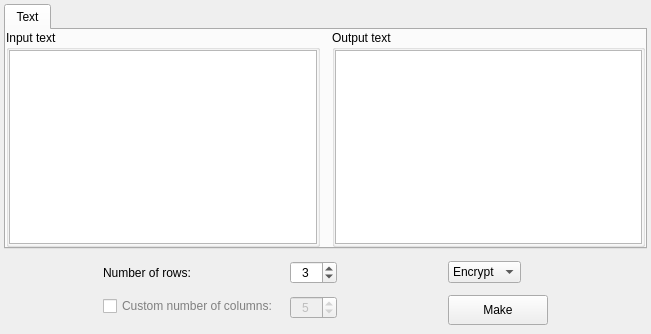
Above: app/gui/symmetric/scytale/scytale.ui from vasilypht/crypto-methods before the change. Below: the same form after it.
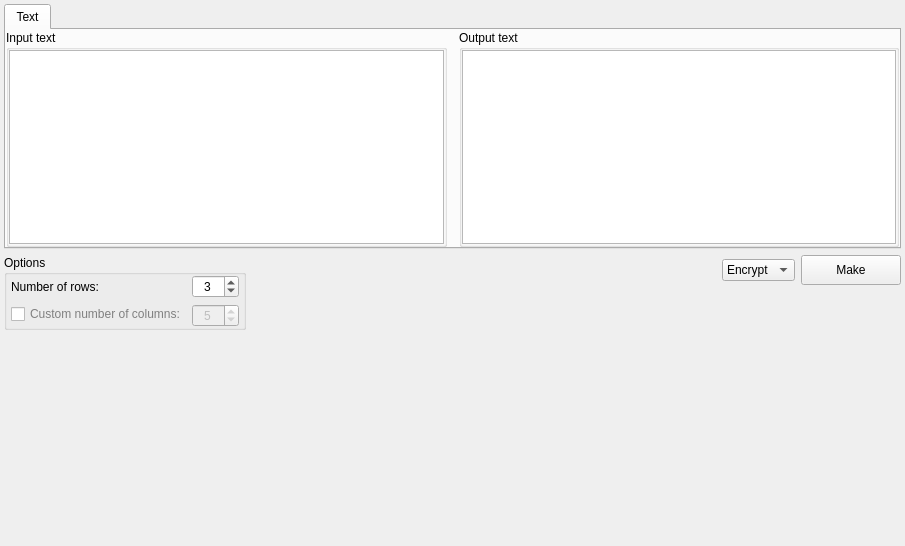
That is the form after the change.

Commit message: (Scytale) Module redesign. Design in the form of a class, as well as a redesign of the widget

```diff
--- a/app/gui/symmetric/scytale/scytale.ui
+++ b/app/gui/symmetric/scytale/scytale.ui
@@ -1,22 +1,19 @@
 <?xml version="1.0" encoding="UTF-8"?>
 <ui version="4.0">
- <class>scytale</class>
- <widget class="QWidget" name="scytale">
+ <class>Scytale</class>
+ <widget class="QWidget" name="Scytale">
   <property name="geometry">
    <rect>
     <x>0</x>
     <y>0</y>
-    <width>651</width>
-    <height>334</height>
+    <width>905</width>
+    <height>546</height>
    </rect>
   </property>
   <property name="windowTitle">
    <string>Form</string>
   </property>
-  <layout class="QVBoxLayout" name="verticalLayout_2">
-   <property name="spacing">
-    <number>12</number>
-   </property>
+  <layout class="QVBoxLayout" name="verticalLayout_4">
    <property name="leftMargin">
     <number>4</number>
    </property>
@@ -29,8 +26,14 @@
    <property name="bottomMargin">
     <number>4</number>
    </property>
-   <item alignment="Qt::AlignTop">
+   <item>
     <widget class="QTabWidget" name="tab_widget">
+     <property name="maximumSize">
+      <size>
+       <width>16777215</width>
+       <height>400</height>
+      </size>
+     </property>
      <widget class="QWidget" name="tab_text">
       <attribute name="title">
        <string>Text</string>
@@ -116,20 +119,36 @@
    <item>
     <layout class="QHBoxLayout" name="horizontal_layout_1">
      <item>
-      <spacer name="horizontal_spacer_1">
-       <property name="orientation">
-        <enum>Qt::Horizontal</enum>
-       </property>
-       <property name="sizeHint" stdset="0">
-        <size>
-         <width>40</width>
-         <height>20</height>
-        </size>
-       </property>
-      </spacer>
-     </item>
+      <layout class="QVBoxLayout" name="vertical_layout_2">
+       <item>
+        <widget class="QGroupBox" name="group_box_options">
+         <property name="title">
+          <string>Options</string>
+         </property>
+         <layout class="QVBoxLayout" name="verticalLayout">
+          <property name="leftMargin">
+           <number>0</number>
+          </property>
+          <property name="topMargin">
+           <number>0</number>
+          </property>
+          <property name="rightMargin">
+           <number>0</number>
+          </property>
+          <property name="bottomMargin">
+           <number>0</number>
+          </property>
      <item>
-      <layout class="QFormLayout" name="form_layout_1">
+           <layout class="QFormLayout" name="form_layout_options">
+            <property name="fieldGrowthPolicy">
+             <enum>QFormLayout::ExpandingFieldsGrow</enum>
+            </property>
+            <property name="leftMargin">
+             <number>4</number>
+            </property>
+            <property name="rightMargin">
+             <number>4</number>
+            </property>
        <item row="0" column="0">
         <widget class="QLabel" name="label_rows">
          <property name="text">
@@ -223,8 +242,26 @@
        </item>
       </layout>
      </item>
+         </layout>
+        </widget>
+       </item>
      <item>
-      <spacer name="horizontal_spacer_2">
+        <spacer name="vertical_spacer_2">
+         <property name="orientation">
+          <enum>Qt::Vertical</enum>
+         </property>
+         <property name="sizeHint" stdset="0">
+          <size>
+           <width>20</width>
+           <height>40</height>
+          </size>
+         </property>
+        </spacer>
+       </item>
+      </layout>
+     </item>
+     <item>
+      <spacer name="horizontal_spacer_1">
        <property name="orientation">
         <enum>Qt::Horizontal</enum>
        </property>
@@ -239,6 +276,8 @@
      <item>
       <layout class="QVBoxLayout" name="vertical_layout_1">
        <item>
+        <layout class="QHBoxLayout" name="horizontal_layout_2">
+         <item>
         <widget class="QComboBox" name="combo_box_mode">
          <property name="sizePolicy">
           <sizepolicy hsizetype="Fixed" vsizetype="Fixed">
@@ -289,29 +328,31 @@
       </layout>
      </item>
      <item>
-      <spacer name="horizontal_spacer_3">
+        <spacer name="vertical_spacer_1">
        <property name="orientation">
-        <enum>Qt::Horizontal</enum>
+          <enum>Qt::Vertical</enum>
        </property>
        <property name="sizeHint" stdset="0">
         <size>
-         <width>40</width>
-         <height>20</height>
+           <width>20</width>
+           <height>40</height>
         </size>
        </property>
       </spacer>
      </item>
     </layout>
    </item>
+    </layout>
+   </item>
    <item>
-    <spacer name="vertical_spacer_bottom">
+    <spacer name="vertical_spacer_3">
      <property name="orientation">
       <enum>Qt::Vertical</enum>
      </property>
      <property name="sizeHint" stdset="0">
       <size>
-       <width>0</width>
-       <height>0</height>
+       <width>20</width>
+       <height>128</height>
       </size>
      </property>
     </spacer>
```
Lines whose indentation alone changed are shown as unchanged. The commit also changes 3 other files.
